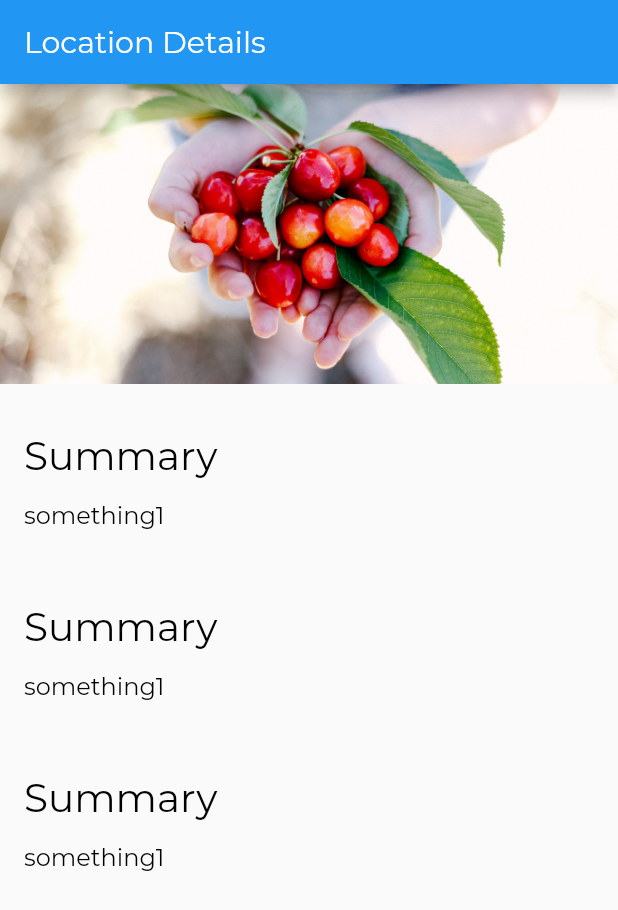
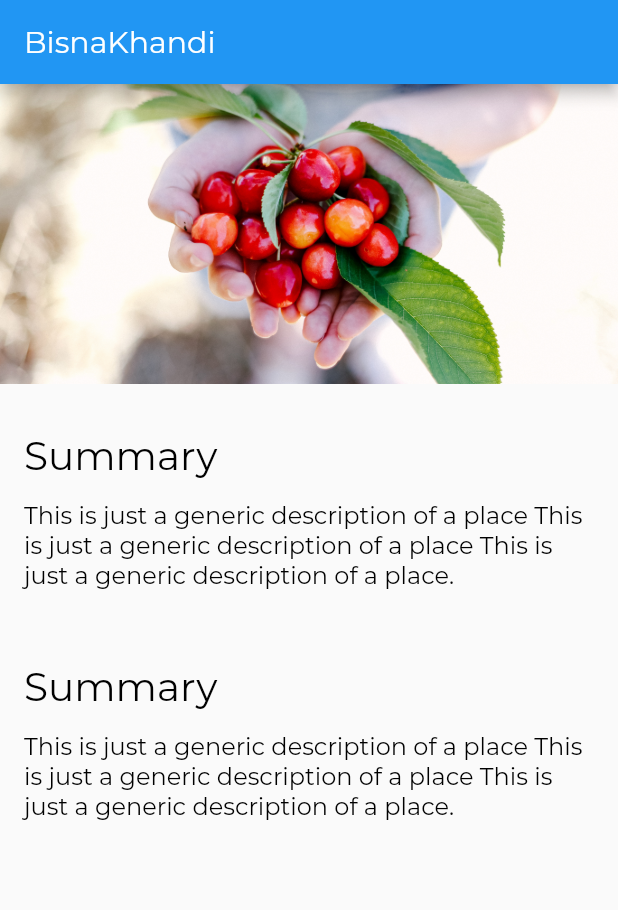
Before and after one commit to rahat1994/flutter_demo, a Flutter app: the screen it shows after launch, on a phone screen of 412 x 824 dp. Shown: the top 910 px of the screen. Run offline on Flutter 3.47's test engine with Material 2 defaults, Android fonts, the phone set to English and light mode, and no system bars.

Commit message:
Making the view dynamic using Model and dummy database.

```diff
--- /dev/null
+++ b/lib/models/location.dart
@@ -0,0 +1,25 @@
+import './location_fact.dart';
+
+// Represents a tourism location an user can visit
+class Location {
+
+  final String name;
+  final String imagepath;
+  final List<LocationFact> facts;
+
+  Location(this.name,this.imagepath,this.facts);
+
+  static List<Location> fetchall(){
+    return [
+      Location(
+        'BisnaKhandi',
+        'assets/images/image_1.jpg',
+        [
+          LocationFact('Summary','This is just a generic description of a place This is just a generic description of a place This is just a generic description of a place.'),
+          LocationFact('Summary','This is just a generic description of a place This is just a generic description of a place This is just a generic description of a place.')
+        ]
+      )
+    ];
+  }
+
+}
--- /dev/null
+++ b/lib/models/location_fact.dart
@@ -0,0 +1,7 @@
+class LocationFact {
+
+  final String title;
+  final String text;
+
+  LocationFact(this.title,this.text);
+}
--- a/lib/screens/location_detail/location_detail.dart
+++ b/lib/screens/location_detail/location_detail.dart
@@ -1,4 +1,5 @@
 import 'package:flutter/material.dart';
+import '../../models/location.dart';
 import 'image_banner.dart';
 import 'text_section.dart';
 
@@ -6,9 +7,12 @@ class LocationDetail extends StatelessWidget {
   @override
   Widget build(BuildContext context) {
 
+    final locations = Location.fetchall();
+    final location = locations.first;
+
     return Scaffold(
       appBar: AppBar(
-        title: Text('Location Details'),
+        title: Text(location.name),
       ),
       body:Column(
         mainAxisAlignment: MainAxisAlignment.start,
@@ -16,12 +20,13 @@ class LocationDetail extends StatelessWidget {
 
         children: <Widget>[
           ImageBanner('assets/images/image_1.jpg'),
-          TextSection('Summary','something1'),
-          TextSection('Summary','something1'),
-          TextSection('Summary','something1'),
-        ],
+        ]..addAll(textSections(location)),
       )
     );
   }
 
+  List<Widget> textSections(Location location){
+    return location.facts.map((fact)=>TextSection(fact.title,fact.text)).toList();
+  }
+
 }
```
